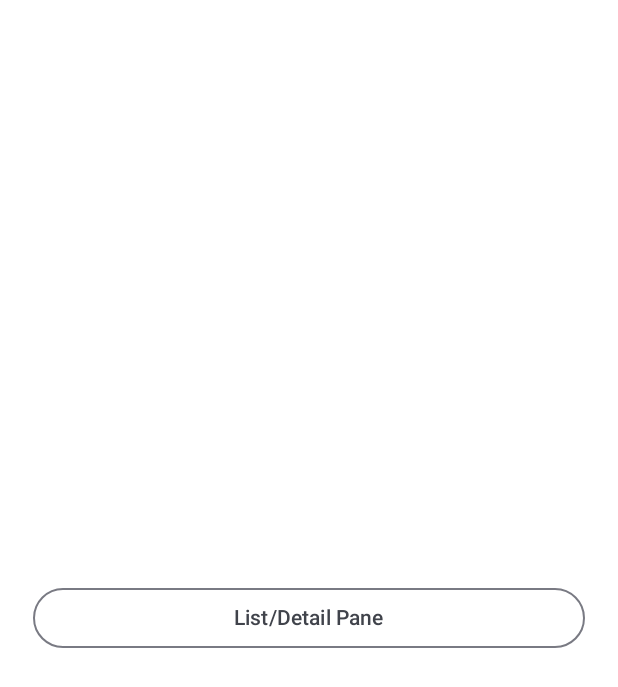
After one commit to mik237/Compose-ui, an Android app built with Jetpack Compose: the composable MainNavGraph shown on its own in the app's theme, on a phone screen of 412 x 824 dp. The commit adds this screen. Shown: the top 687 px of the screen. Run offline under Robolectric (Android 15) with nearby library versions, the phone set to English and light mode, and no system bars.

Commit message:
main screen with navigation host added

```diff
--- a/app/src/main/AndroidManifest.xml
+++ b/app/src/main/AndroidManifest.xml
@@ -17,7 +17,7 @@
         android:theme="@style/Theme.ComposePractice"
         tools:targetApi="31">
         <activity
-            android:name=".MainActivity"
+            android:name=".main.MainActivity"
             android:exported="true"
             android:label="@string/app_name"
             android:theme="@style/Theme.ComposePractice">
--- a/app/src/main/java/me/ibrahim/composepractice/MainActivity.kt
+++ b/app/src/main/java/me/ibrahim/composepractice/main/MainActivity.kt
@@ -1,9 +1,12 @@
-package me.ibrahim.composepractice
+package me.ibrahim.composepractice.main
 
 import android.os.Bundle
 import androidx.activity.ComponentActivity
 import androidx.activity.compose.setContent
 import androidx.activity.enableEdgeToEdge
+import androidx.compose.foundation.layout.padding
+import androidx.compose.material3.Scaffold
+import androidx.compose.ui.Modifier
 import me.ibrahim.composepractice.list_detail_pane.ListDetailLayout
 import me.ibrahim.composepractice.ui.theme.ComposePracticeTheme
 
@@ -13,7 +16,10 @@ class MainActivity : ComponentActivity() {
         enableEdgeToEdge()
         setContent {
             ComposePracticeTheme {
-                ListDetailLayout()
+                Scaffold {
+                    MainNavGraph(modifier = Modifier.padding(it))
+                }
+
 //                    TopBarScreen(modifier = Modifier)
 //                SideEffects()
 //                GravatarProfileSummary()
--- /dev/null
+++ b/app/src/main/java/me/ibrahim/composepractice/main/MainNavGraph.kt
@@ -0,0 +1,27 @@
+package me.ibrahim.composepractice.main
+
+import androidx.compose.runtime.Composable
+import androidx.compose.ui.Modifier
+import androidx.navigation.compose.NavHost
+import androidx.navigation.compose.composable
+import androidx.navigation.compose.rememberNavController
+import me.ibrahim.composepractice.list_detail_pane.ListDetailLayout
+
+@Composable
+fun MainNavGraph(modifier: Modifier = Modifier) {
+    val navController = rememberNavController()
+
+    NavHost(
+        navController = navController,
+        startDestination = Routes.RoutesList,
+        modifier = modifier
+    ) {
+        composable(route = Routes.RoutesList) {
+            MainRoutesList(navController)
+        }
+
+        composable(route = Routes.ListDetailRoute) {
+            ListDetailLayout()
+        }
+    }
+}
--- /dev/null
+++ b/app/src/main/java/me/ibrahim/composepractice/main/MainRoutesList.kt
@@ -0,0 +1,36 @@
+package me.ibrahim.composepractice.main
+
+import androidx.compose.foundation.layout.Arrangement
+import androidx.compose.foundation.layout.Column
+import androidx.compose.foundation.layout.fillMaxSize
+import androidx.compose.foundation.layout.fillMaxWidth
+import androidx.compose.foundation.layout.padding
+import androidx.compose.foundation.rememberScrollState
+import androidx.compose.foundation.verticalScroll
+import androidx.compose.material3.OutlinedButton
+import androidx.compose.material3.Text
+import androidx.compose.runtime.Composable
+import androidx.compose.ui.Alignment
+import androidx.compose.ui.Modifier
+import androidx.compose.ui.unit.dp
+import androidx.navigation.NavHostController
+
+@Composable
+fun MainRoutesList(navController: NavHostController) {
+
+    Column(
+        horizontalAlignment = Alignment.CenterHorizontally,
+        verticalArrangement = Arrangement.Center,
+        modifier = Modifier
+            .fillMaxSize()
+            .padding(22.dp)
+            .verticalScroll(rememberScrollState())
+    ) {
+        OutlinedButton(
+            onClick = { navController.navigate(Routes.ListDetailRoute) },
+            modifier = Modifier.fillMaxWidth()
+        ) {
+            Text(text = "List/Detail Pane")
+        }
+    }
+}
--- /dev/null
+++ b/app/src/main/java/me/ibrahim/composepractice/main/Routes.kt
@@ -0,0 +1,7 @@
+package me.ibrahim.composepractice.main
+
+//add routes for each new destination
+object Routes {
+    const val RoutesList = "routesList"
+    const val ListDetailRoute = "listDetailRoute"
+}
```
